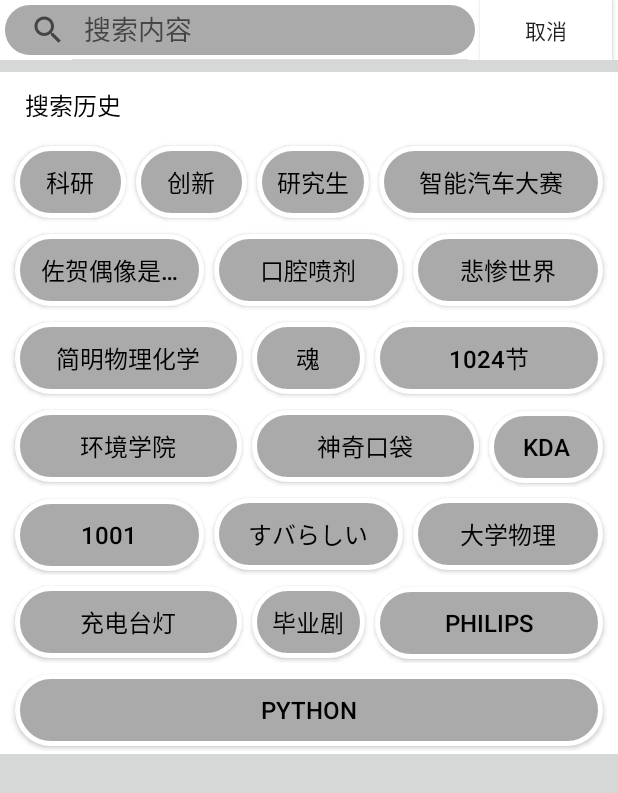
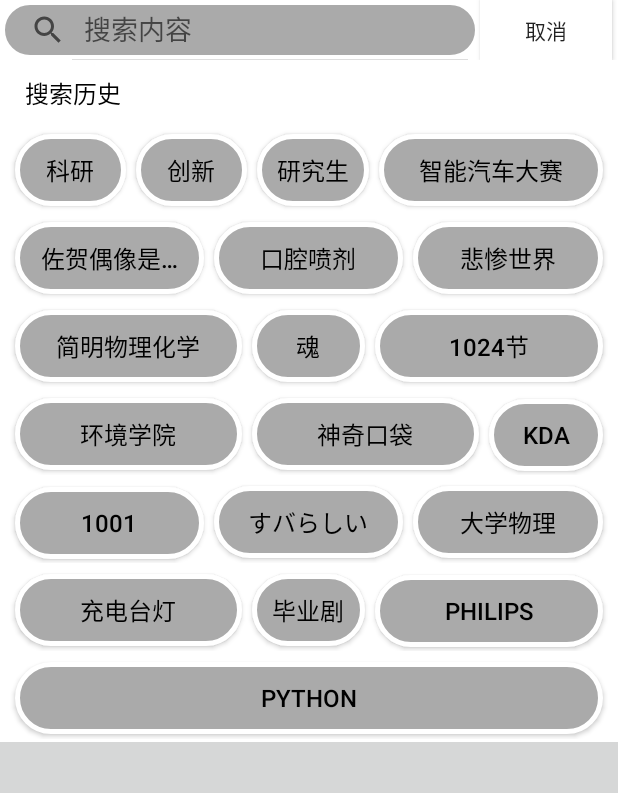
Before and after one commit to wwwjn/iKnow, an Android app: the SearchPage screen opened directly, with no data from a screen before it, on a phone screen of 412 x 824 dp. Shown: the top 793 px of the screen. Run offline under Robolectric (Android 15) with nearby library versions, the phone set to English and light mode, and no system bars.

Commit message:
version change.

```diff
--- a/app/src/main/res/layout/content_search_page.xml
+++ b/app/src/main/res/layout/content_search_page.xml
@@ -48,18 +48,15 @@
     </LinearLayout>
 
 
-    <LinearLayout
-        xmlns:android="http://schemas.android.com/apk/res/android"
+    <LinearLayout xmlns:android="http://schemas.android.com/apk/res/android"
         android:id="@+id/historyView"
         android:layout_width="match_parent"
         android:layout_height="wrap_content"
-        android:layout_marginTop="8dp"
         android:background="@android:color/background_light"
         android:orientation="vertical"
         app:layout_constraintEnd_toEndOf="parent"
         app:layout_constraintStart_toStartOf="parent"
-        app:layout_constraintTop_toBottomOf="@+id/linearLayout3">
-    </LinearLayout>
+        app:layout_constraintTop_toBottomOf="@+id/linearLayout3"></LinearLayout>
 
     <LinearLayout xmlns:android="http://schemas.android.com/apk/res/android"
         android:id="@+id/resultView"
@@ -85,4 +82,18 @@
 
     </LinearLayout>
 
+    <LinearLayout
+        android:id="@+id/cover"
+        android:layout_width="match_parent"
+        android:layout_height="0dp"
+        android:layout_marginTop="8dp"
+        android:background="@android:color/transparent"
+        android:orientation="vertical"
+        app:layout_constraintBottom_toBottomOf="parent"
+        app:layout_constraintEnd_toEndOf="parent"
+        app:layout_constraintStart_toStartOf="parent"
+        app:layout_constraintTop_toBottomOf="@+id/linearLayout3">
+
+    </LinearLayout>
+
 </android.support.constraint.ConstraintLayout>
```
